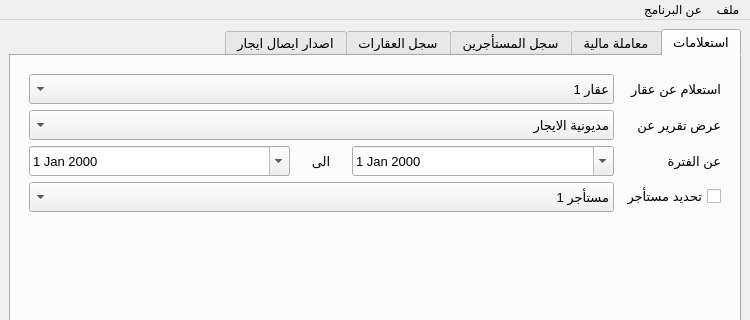
The window that mainwindow.ui (khaledfathi/estates) describes before a commit, drawn with Qt 5; both pictures show x 0 to 750 and y 0 to 320 of the 750 by 700 pixel window.
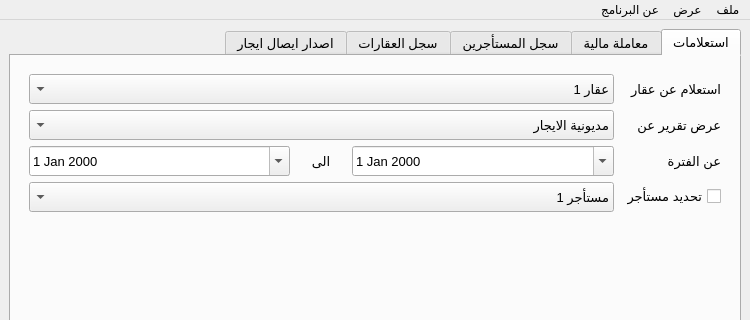
The same window after the commit. Icons and pictures are not drawn.

The edit to the form file:
```diff
--- a/mainwindow.ui
+++ b/mainwindow.ui
@@ -2606,7 +2606,14 @@
     <addaction name="menuAboutApp"/>
     <addaction name="menuAboutQt"/>
    </widget>
+   <widget class="QMenu" name="menuView">
+    <property name="title">
+     <string>عرض</string>
+    </property>
+    <addaction name="menuViewAllData"/>
+   </widget>
    <addaction name="menu"/>
+   <addaction name="menuView"/>
    <addaction name="menuAbout"/>
   </widget>
   <widget class="QStatusBar" name="statusbar"/>
```
Left out of the diff: 5 changed lines with no effect on the pictures.
